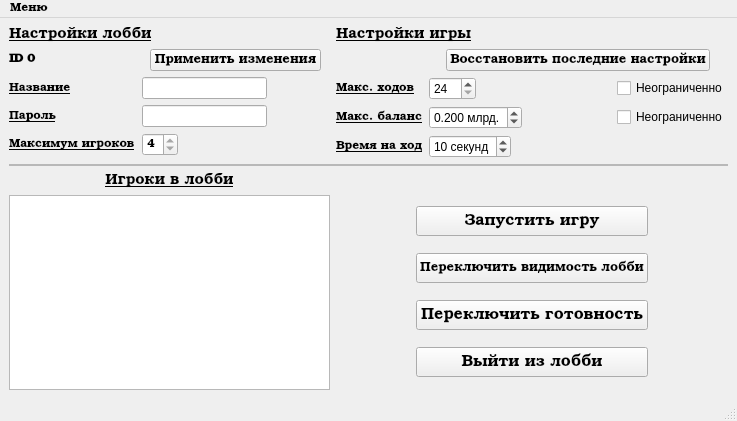
AlekseyLapunov/Client-Monopoly, file userinterface/lobbywindow.ui: the form before one commit.
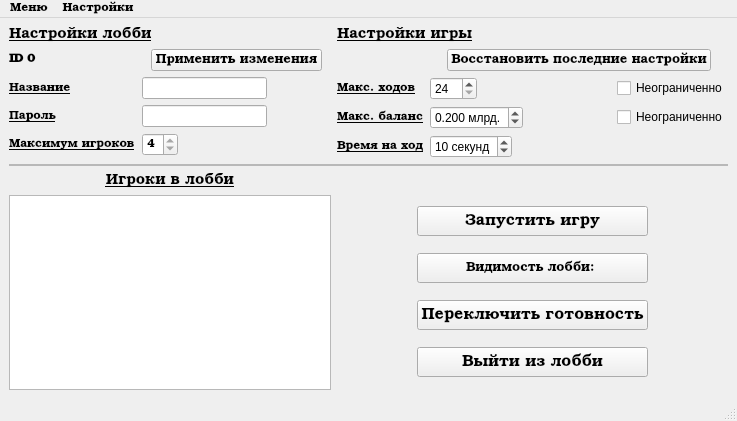
The form after the commit.

Commit message: added Actions for settings file exporting/importing. created hooks to change visibility of lobby

```diff
--- a/userinterface/lobbywindow.ui
+++ b/userinterface/lobbywindow.ui
@@ -621,7 +621,7 @@
            </font>
           </property>
           <property name="text">
-           <string>Переключить видимость лобби</string>
+           <string>Видимость лобби: </string>
           </property>
          </widget>
         </item>
@@ -739,7 +739,17 @@
     <addaction name="aLeaveLobby"/>
     <addaction name="aQuitApp"/>
    </widget>
+   <widget class="QMenu" name="menuSettings">
+    <property name="title">
+     <string>Настройки</string>
+    </property>
+    <addaction name="aExportToFile"/>
+    <addaction name="aImportFromFile"/>
+    <addaction name="separator"/>
+    <addaction name="aSetRankedSettings"/>
+   </widget>
    <addaction name="menu"/>
+   <addaction name="menuSettings"/>
   </widget>
   <widget class="QStatusBar" name="statusbar">
    <property name="font">
```
Left out of the diff: 204 changed lines with no effect on the pictures. The commit also changes 3 other files.
